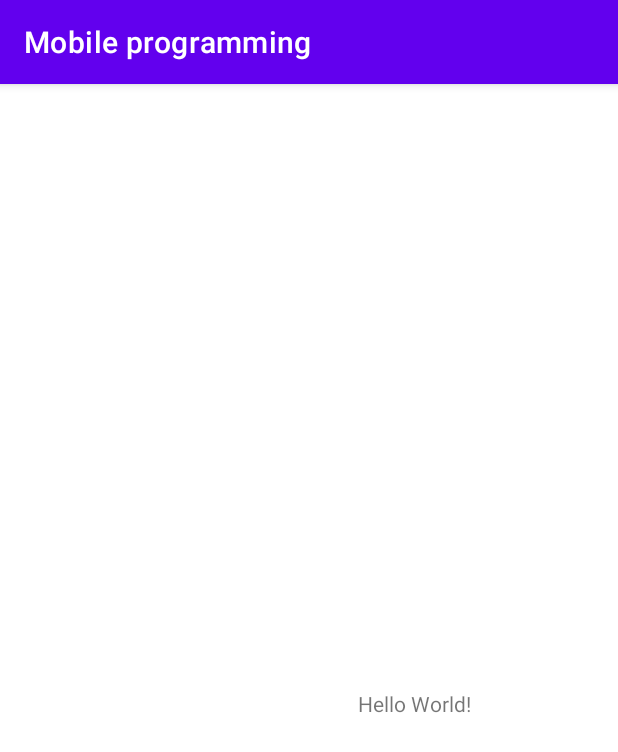
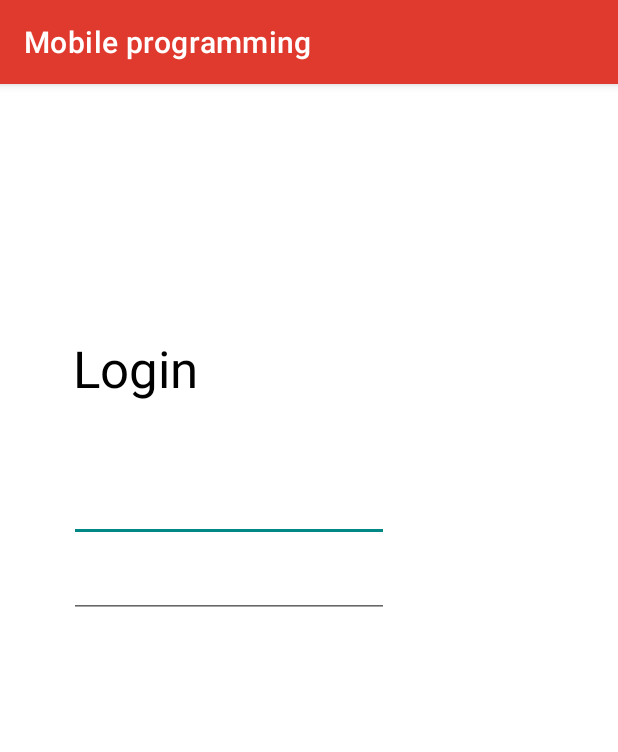
Before and after one commit to AlessandroS01/Polimarche, an Android app: the screen it shows after launch (MainActivity), on a phone screen of 412 x 824 dp. Shown: the top 752 px of the screen. Run offline under Robolectric (Android 15) with nearby library versions, the phone set to English and light mode, and no system bars.

Commit message:
Commit trusttt

```diff
--- a/app/src/main/res/layout/activity_main.xml
+++ b/app/src/main/res/layout/activity_main.xml
@@ -7,14 +7,43 @@
         tools:context=".MainActivity">
 
     <TextView
-            android:layout_width="wrap_content"
-            android:layout_height="wrap_content"
-            android:text="Hello World!"
-            app:layout_constraintBottom_toBottomOf="parent"
-            app:layout_constraintEnd_toEndOf="parent"
-            app:layout_constraintStart_toStartOf="parent"
-            app:layout_constraintTop_toTopOf="parent"
-            app:layout_constraintVertical_bias="0.539"
-            app:layout_constraintHorizontal_bias="0.709" />
+        android:layout_width="wrap_content"
+        android:layout_height="62dp"
+        android:text="Login"
+        android:textAlignment="center"
+        android:textColor="#000000"
+        android:textSize="34sp"
+        app:layout_constraintBottom_toBottomOf="parent"
+        app:layout_constraintEnd_toEndOf="parent"
+        app:layout_constraintHorizontal_bias="0.149"
+        app:layout_constraintStart_toStartOf="parent"
+        app:layout_constraintTop_toTopOf="parent"
+        app:layout_constraintVertical_bias="0.236" />
+
+    <EditText
+        android:id="@+id/editTextTextEmailAddress"
+        android:layout_width="wrap_content"
+        android:layout_height="wrap_content"
+        android:ems="10"
+        android:inputType="textEmailAddress"
+        app:layout_constraintBottom_toBottomOf="parent"
+        app:layout_constraintEnd_toEndOf="parent"
+        app:layout_constraintHorizontal_bias="0.233"
+        app:layout_constraintStart_toStartOf="parent"
+        app:layout_constraintTop_toTopOf="parent"
+        app:layout_constraintVertical_bias="0.36" />
+
+    <EditText
+        android:id="@+id/editTextTextPassword"
+        android:layout_width="wrap_content"
+        android:layout_height="wrap_content"
+        android:ems="10"
+        android:inputType="textPassword"
+        app:layout_constraintBottom_toBottomOf="parent"
+        app:layout_constraintEnd_toEndOf="parent"
+        app:layout_constraintHorizontal_bias="0.23"
+        app:layout_constraintStart_toStartOf="parent"
+        app:layout_constraintTop_toTopOf="parent"
+        app:layout_constraintVertical_bias="0.43" />
 
 </androidx.constraintlayout.widget.ConstraintLayout>
--- a/app/src/main/res/values/colors.xml
+++ b/app/src/main/res/values/colors.xml
@@ -7,4 +7,9 @@
     <color name="teal_700">#FF018786</color>
     <color name="black">#FF000000</color>
     <color name="white">#FFFFFFFF</color>
+
+    <color name="blu">#367FF4</color>
+    <color name="trasparent">#00000000</color>
+    <color name="red">#F44336</color>
+    <color name="red2">#C31508</color>
 </resources>
--- a/app/src/main/res/values/themes.xml
+++ b/app/src/main/res/values/themes.xml
@@ -2,15 +2,18 @@
     <!-- Base application theme. -->
     <style name="Theme.MobileProgramming" parent="Theme.MaterialComponents.DayNight.DarkActionBar">
         <!-- Primary brand color. -->
-        <item name="colorPrimary">@color/purple_500</item>
-        <item name="colorPrimaryVariant">@color/purple_700</item>
-        <item name="colorOnPrimary">@color/white</item>
+        <item name="colorPrimary">#E0392D</item>
+        <item name="colorPrimaryVariant">@color/red2</item>
+        <item name="colorOnPrimary">@color/black</item>
         <!-- Secondary brand color. -->
-        <item name="colorSecondary">@color/teal_200</item>
+        <item name="colorSecondary">@color/teal_700</item>
         <item name="colorSecondaryVariant">@color/teal_700</item>
         <item name="colorOnSecondary">@color/black</item>
         <!-- Status bar color. -->
         <item name="android:statusBarColor">?attr/colorPrimaryVariant</item>
         <!-- Customize your theme here. -->
     </style>
+
+
+
 </resources>
```
